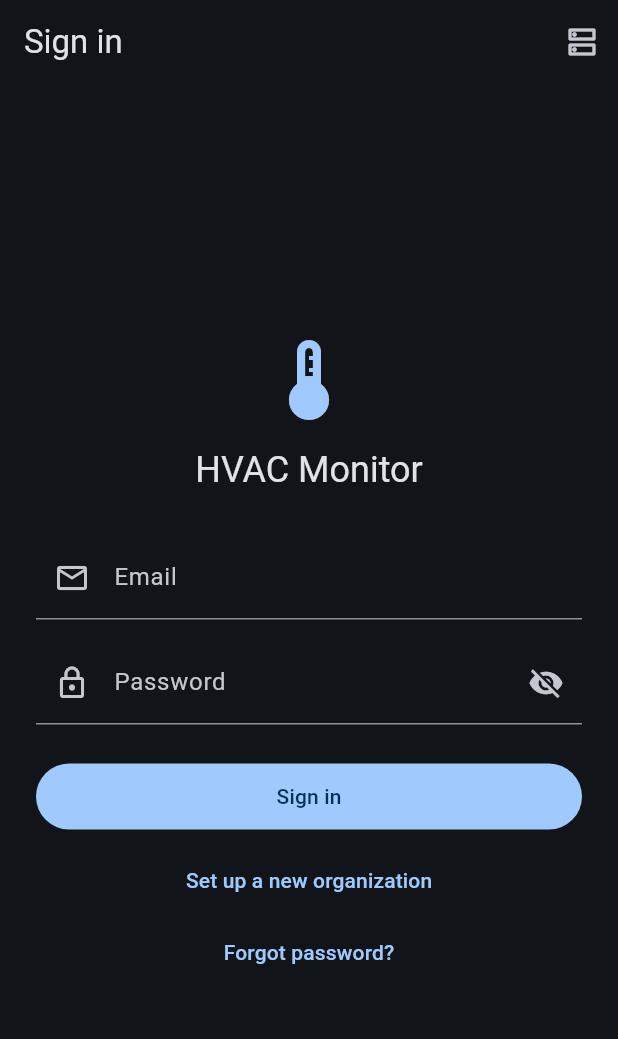
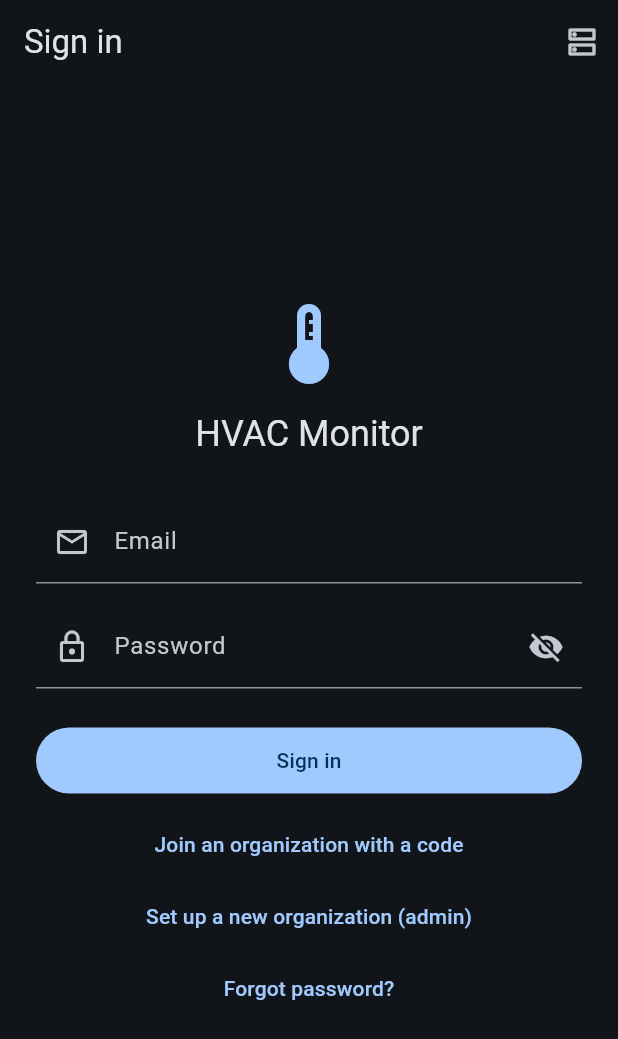
Before and after one commit to maaz-shahid99/param-hvac-mobile, a Flutter app: the screen it shows after launch, on a phone screen of 412 x 824 dp. Shown: the top 1039 px of the screen. Run offline on Flutter 3.47's test engine with Material 3 defaults, Android fonts, the phone set to English and light mode, and no system bars; our stand-ins replace flutter_blue_plus, flutter_secure_storage, permission_handler, share_plus, shared_preferences; missing offline and left inert: mobile_scanner.

Commit message:
feat: member roles + admin-gated join requests + per-member email/SMS + Twilio
Backend:
- Users gain name/phone/status(pending|active|rejected)/email_enabled/sms_enabled;
  Tenant gains a shareable org_code. New Alembic migration.
- register() creates the org admin (active) + returns org_code; new /v1/auth/join
  lets members request to join by code (status=pending). login()/me() return
  role+status; rejected members are denied login.
- Admin-only members API: GET /v1/members, approve, reject, PUT notifications
  (toggle email/SMS, promote/demote). Alert recipients now come from ACTIVE,
  admin-opted-in members only (pending/opted-out are never notified).
- notify_sms gains a Twilio backend (stdlib, no SDK): SNS -> Twilio -> log, so
  SMS works locally. Config: TWILIO_ACCOUNT_SID/AUTH_TOKEN/FROM.
- test_local.py: full member flow (join->pending->approve->opt-in->revoke->
  reject) — all green.

App:
- login screen has 3 modes: Sign in / Create organization (admin) / Join by
  org code; collects name + phone. New PendingPage (polls /v1/me for approval).
  AuthService tracks role/status/name/phone/orgCode + refreshMe(); auth gate
  routes pending members to the waiting screen.
- New admin Members screen: shareable org code, approve/reject join requests,
  and per-member Email/SMS alert switches. Reached from an admin-only AppBar icon.

Verified: flutter analyze clean (no errors/warnings); backend smoke test passes.

Co-Authored-By: Claude Opus 4.8 <noreply@anthropic.com>

```diff
--- a/lib/main.dart
+++ b/lib/main.dart
@@ -7,6 +7,7 @@ import 'services/auth_service.dart';
 import 'screens/home_page.dart';
 import 'screens/login_page.dart';
 import 'screens/splash_page.dart';
+import 'screens/pending_page.dart';
 
 void main() {
   WidgetsFlutterBinding.ensureInitialized();
@@ -117,6 +118,8 @@ class _AuthGateState extends State<_AuthGate> {
           case AuthStatus.signedOut:
             return const LoginPage();
           case AuthStatus.signedIn:
+            // A member whose join request hasn't been approved waits here.
+            if (auth.isPending) return const PendingPage();
             return HomePage(onToggleTheme: widget.onToggleTheme);
         }
       },
--- a/lib/screens/login_page.dart
+++ b/lib/screens/login_page.dart
@@ -3,8 +3,10 @@ import 'package:provider/provider.dart';
 import '../services/auth_service.dart';
 import 'forgot_password_page.dart';
 
-/// Email/password sign-in against the AWS Cloud Server, with a register mode
-/// (bootstrap a tenant) and a one-time cloud-URL setup. Animated entrance.
+enum _Mode { signIn, createOrg, joinOrg }
+
+/// Sign in / create an organization (admin) / join an existing org by code
+/// (member) against the Cloud Server, with a one-time cloud-URL setup.
 class LoginPage extends StatefulWidget {
   const LoginPage({super.key});
 
@@ -17,7 +19,10 @@ class _LoginPageState extends State<LoginPage> with SingleTickerProviderStateMix
   final _password = TextEditingController();
   final _tenant = TextEditingController();
   final _bootstrap = TextEditingController();
-  bool _registerMode = false;
+  final _name = TextEditingController();
+  final _phone = TextEditingController();
+  final _orgCode = TextEditingController();
+  _Mode _mode = _Mode.signIn;
   bool _busy = false;
   bool _obscure = true;
 
@@ -33,6 +38,9 @@ class _LoginPageState extends State<LoginPage> with SingleTickerProviderStateMix
     _password.dispose();
     _tenant.dispose();
     _bootstrap.dispose();
+    _name.dispose();
+    _phone.dispose();
+    _orgCode.dispose();
     super.dispose();
   }
 
@@ -43,13 +51,31 @@ class _LoginPageState extends State<LoginPage> with SingleTickerProviderStateMix
       if (auth.baseUrl.isEmpty) return;
     }
     setState(() => _busy = true);
-    final ok = _registerMode
-        ? await auth.register(
-            bootstrapToken: _bootstrap.text.trim(),
-            tenantName: _tenant.text.trim(),
-            email: _email.text.trim(),
-            password: _password.text)
-        : await auth.login(_email.text.trim(), _password.text);
+    bool ok;
+    switch (_mode) {
+      case _Mode.signIn:
+        ok = await auth.login(_email.text.trim(), _password.text);
+        break;
+      case _Mode.createOrg:
+        ok = await auth.register(
+          bootstrapToken: _bootstrap.text.trim(),
+          tenantName: _tenant.text.trim(),
+          name: _name.text.trim(),
+          email: _email.text.trim(),
+          phone: _phone.text.trim(),
+          password: _password.text,
+        );
+        break;
+      case _Mode.joinOrg:
+        ok = await auth.join(
+          orgCode: _orgCode.text.trim().toUpperCase(),
+          name: _name.text.trim(),
+          email: _email.text.trim(),
+          phone: _phone.text.trim(),
+          password: _password.text,
+        );
+        break;
+    }
     if (!mounted) return;
     setState(() => _busy = false);
     if (!ok && auth.error != null) {
@@ -68,7 +94,7 @@ class _LoginPageState extends State<LoginPage> with SingleTickerProviderStateMix
           controller: controller,
           keyboardType: TextInputType.url,
           decoration: const InputDecoration(
-            hintText: 'https://api.yourdomain.com',
+            hintText: 'http://<server-ip>:8002',
             labelText: 'Base URL',
           ),
         ),
@@ -85,12 +111,24 @@ class _LoginPageState extends State<LoginPage> with SingleTickerProviderStateMix
     }
   }
 
+  String get _title => switch (_mode) {
+        _Mode.signIn => 'Sign in',
+        _Mode.createOrg => 'Create organization',
+        _Mode.joinOrg => 'Join organization',
+      };
+
+  String get _cta => switch (_mode) {
+        _Mode.signIn => 'Sign in',
+        _Mode.createOrg => 'Create & sign in',
+        _Mode.joinOrg => 'Request to join',
+      };
+
   @override
   Widget build(BuildContext context) {
     final scheme = Theme.of(context).colorScheme;
     return Scaffold(
       appBar: AppBar(
-        title: Text(_registerMode ? 'Create organization' : 'Sign in'),
+        title: Text(_title),
         actions: [
           IconButton(
             tooltip: 'Cloud server URL',
@@ -119,24 +157,30 @@ class _LoginPageState extends State<LoginPage> with SingleTickerProviderStateMix
                         textAlign: TextAlign.center,
                         style: Theme.of(context).textTheme.headlineSmall),
                     const SizedBox(height: 28),
-                    if (_registerMode) ...[
-                      TextField(
-                        controller: _tenant,
-                        decoration: const InputDecoration(
-                          labelText: 'Organization name',
-                          prefixIcon: Icon(Icons.business_outlined),
-                        ),
-                      ),
+
+                    // --- org identity (create vs join) ---
+                    if (_mode == _Mode.createOrg) ...[
+                      _field(_tenant, 'Organization name', Icons.business_outlined),
                       const SizedBox(height: 14),
-                      TextField(
-                        controller: _bootstrap,
-                        decoration: const InputDecoration(
-                          labelText: 'Bootstrap token',
-                          prefixIcon: Icon(Icons.vpn_key_outlined),
-                        ),
-                      ),
+                      _field(_bootstrap, 'Bootstrap token', Icons.vpn_key_outlined),
                       const SizedBox(height: 14),
                     ],
+                    if (_mode == _Mode.joinOrg) ...[
+                      _field(_orgCode, 'Organization code', Icons.qr_code_2_outlined,
+                          caps: true),
+                      const SizedBox(height: 14),
+                    ],
+
+                    // --- person (register/join) ---
+                    if (_mode != _Mode.signIn) ...[
+                      _field(_name, 'Your name', Icons.person_outline),
+                      const SizedBox(height: 14),
+                      _field(_phone, 'Phone (for SMS alerts)', Icons.phone_outlined,
+                          keyboard: TextInputType.phone),
+                      const SizedBox(height: 14),
+                    ],
+
+                    // --- credentials ---
                     TextField(
                       controller: _email,
                       keyboardType: TextInputType.emailAddress,
@@ -170,20 +214,21 @@ class _LoginPageState extends State<LoginPage> with SingleTickerProviderStateMix
                             ? const SizedBox(
                                 height: 20, width: 20,
                                 child: CircularProgressIndicator(strokeWidth: 2))
-                            : Text(_registerMode ? 'Create & sign in' : 'Sign in'),
+                            : Text(_cta),
                       ),
                     ),
                     const SizedBox(height: 8),
-                    TextButton(
-                      onPressed: _busy
-                          ? null
-                          : () => setState(() => _registerMode = !_registerMode),
-                      child: Text(_registerMode
-                          ? 'Have an account? Sign in'
-                          : 'Set up a new organization'),
-                    ),
-                    // Forgot password (sign-in mode only) — email-OTP reset flow.
-                    if (!_registerMode)
+
+                    // --- mode switches ---
+                    if (_mode == _Mode.signIn) ...[
+                      TextButton(
+                        onPressed: _busy ? null : () => setState(() => _mode = _Mode.joinOrg),
+                        child: const Text('Join an organization with a code'),
+                      ),
+                      TextButton(
+                        onPressed: _busy ? null : () => setState(() => _mode = _Mode.createOrg),
+                        child: const Text('Set up a new organization (admin)'),
+                      ),
                       TextButton(
                         onPressed: _busy
                             ? null
@@ -196,6 +241,11 @@ class _LoginPageState extends State<LoginPage> with SingleTickerProviderStateMix
                                 ),
                         child: const Text('Forgot password?'),
                       ),
+                    ] else
+                      TextButton(
+                        onPressed: _busy ? null : () => setState(() => _mode = _Mode.signIn),
+                        child: const Text('Have an account? Sign in'),
+                      ),
                   ],
                 ),
               ),
@@ -205,4 +255,14 @@ class _LoginPageState extends State<LoginPage> with SingleTickerProviderStateMix
       ),
     );
   }
+
+  Widget _field(TextEditingController c, String label, IconData icon,
+      {TextInputType? keyboard, bool caps = false}) {
+    return TextField(
+      controller: c,
+      keyboardType: keyboard,
+      textCapitalization: caps ? TextCapitalization.characters : TextCapitalization.none,
+      decoration: InputDecoration(labelText: label, prefixIcon: Icon(icon)),
+    );
+  }
 }
```
Also changed, not shown: lib/screens/home_page.dart (+17 -0 lines), lib/screens/members_page.dart (added, +216 -0 lines), lib/screens/pending_page.dart (added, +81 -0 lines), lib/services/auth_service.dart (+96 -7 lines), lib/services/cloud_api.dart (+57 -0 lines).
